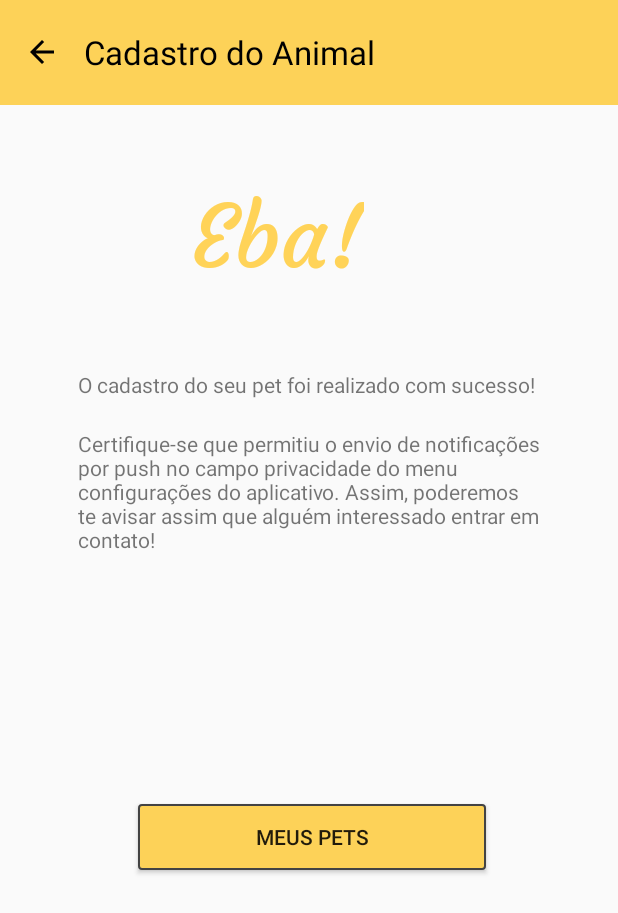
After one commit to AndreSouto/DesApp, an Android app: the SucessoCadastroAnimal screen opened directly, with no data from a screen before it, on a phone screen of 412 x 824 dp. The commit adds this screen. Shown: the top 913 px of the screen. Run offline under Robolectric (Android 15) with nearby library versions, the phone set to English and light mode, and no system bars.

Commit message:
criada a tela de sucesso de cadastro de animais

```diff
--- a/Meau/app/src/main/AndroidManifest.xml
+++ b/Meau/app/src/main/AndroidManifest.xml
@@ -11,7 +11,8 @@
         android:roundIcon="@mipmap/ic_launcher_round"
         android:supportsRtl="true"
         android:theme="@style/AppTheme">
-        <activity android:name=".AjudaCadastro"></activity>
+        <activity android:name=".SucessoCadastroAnimal"></activity>
+        <activity android:name=".AjudaCadastro" />
         <activity android:name=".ApadrinhamentoCadastro" />
         <activity android:name=".AdocaoCadastro" />
         <activity android:name=".Sancho" />
--- /dev/null
+++ b/Meau/app/src/main/java/com/example/meau/SucessoCadastroAnimal.java
@@ -0,0 +1,13 @@
+package com.example.meau;
+
+import android.support.v7.app.AppCompatActivity;
+import android.os.Bundle;
+
+public class SucessoCadastroAnimal extends AppCompatActivity {
+
+    @Override
+    protected void onCreate(Bundle savedInstanceState) {
+        super.onCreate(savedInstanceState);
+        setContentView(R.layout.activity_sucesso_cadastro_animal);
+    }
+}
--- /dev/null
+++ b/Meau/app/src/main/res/layout/activity_sucesso_cadastro_animal.xml
@@ -0,0 +1,73 @@
+<?xml version="1.0" encoding="utf-8"?>
+<android.support.constraint.ConstraintLayout xmlns:android="http://schemas.android.com/apk/res/android"
+    xmlns:app="http://schemas.android.com/apk/res-auto"
+    xmlns:tools="http://schemas.android.com/tools"
+    android:layout_width="match_parent"
+    android:layout_height="match_parent"
+    tools:context=".SucessoCadastroAnimal">
+
+    <include
+        android:id="@+id/include2"
+        layout="@layout/toolbar_cadastro_animal"
+        android:visibility="visible" />
+
+    <LinearLayout
+        android:layout_width="match_parent"
+        android:layout_height="match_parent"
+        android:layout_marginTop="69dp"
+        android:layout_marginRight="52dp"
+        android:layout_marginLeft="52dp"
+        android:orientation="vertical"
+        >
+
+        <TextView
+            android:layout_marginLeft="75dp"
+            android:layout_marginTop="52dp"
+            android:layout_marginBottom="52dp"
+            android:textColor="@color/fontColor7"
+            android:layout_width="wrap_content"
+            android:layout_height="wrap_content"
+            android:text="Eba!"
+            android:textSize="26pt"
+            android:fontFamily="@font/courgetteregular"
+            />
+
+        <TextView
+            android:layout_width="fill_parent"
+            android:layout_height="wrap_content"
+            android:layout_gravity="center"
+            android:textSize="14dp"
+            android:text="O cadastro do seu pet foi realizado
+com sucesso!"
+            />
+
+        <TextView
+            android:layout_marginTop="20dp"
+            android:layout_width="fill_parent"
+            android:layout_height="wrap_content"
+            android:layout_gravity="center"
+            android:textSize="14dp"
+            android:text="Certifique-se que permitiu o envio de
+notificações por push no campo
+privacidade do menu configurações do
+aplicativo. Assim, poderemos te avisar
+assim que alguém interessado entrar
+em contato!"
+            />
+
+
+
+        <Button
+            android:layout_marginTop="75pt"
+            android:layout_width="232dp"
+            android:layout_height="44dp"
+            android:layout_marginBottom="24dp"
+            android:layout_marginLeft="40dp"
+            android:text="MEUS PETS"
+            android:background="@drawable/btnp_yellow"
+            />
+
+    </LinearLayout>
+
+
+</android.support.constraint.ConstraintLayout>
--- a/Meau/app/src/main/res/values/colors.xml
+++ b/Meau/app/src/main/res/values/colors.xml
@@ -11,6 +11,7 @@
     <color name="fontColor3">#757575</color>
     <color name="fontColor5">#434343</color>
     <color name="fontColor6">#f7a800</color>
+    <color name="fontColor7">#ffd358</color>
     <color name="colorPrimaryDark">#00574B</color>
     <color name="colorAccent">#D81B60</color>
     <color name="background1">#fafafa</color>
```
